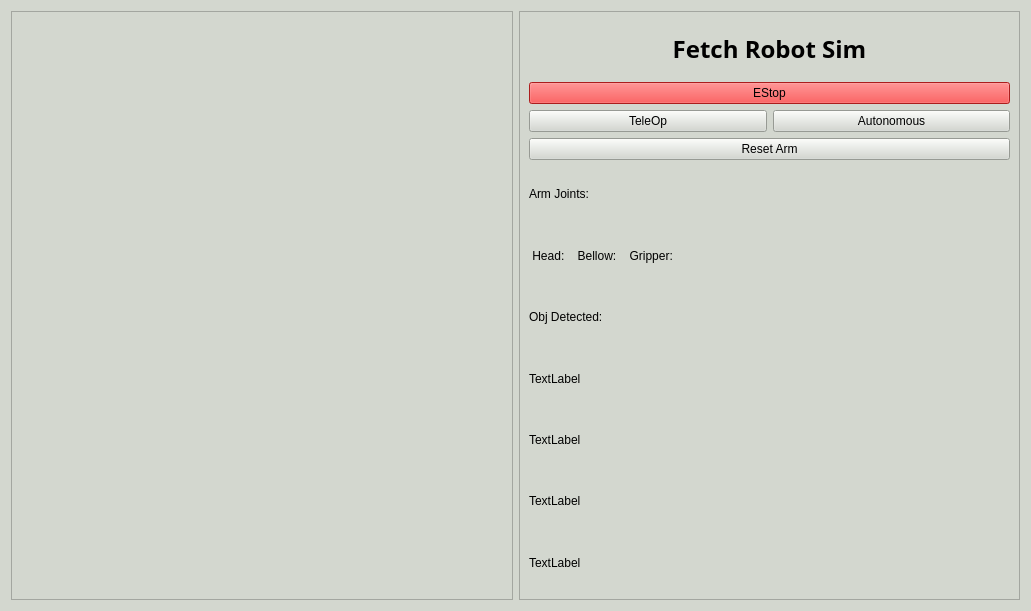
Qt form fetch_robot_sim/scripts/gui/ui/control.ui (GeorgeSheslow/Sensors_and_Control_Fetch_Robot) before a commit.
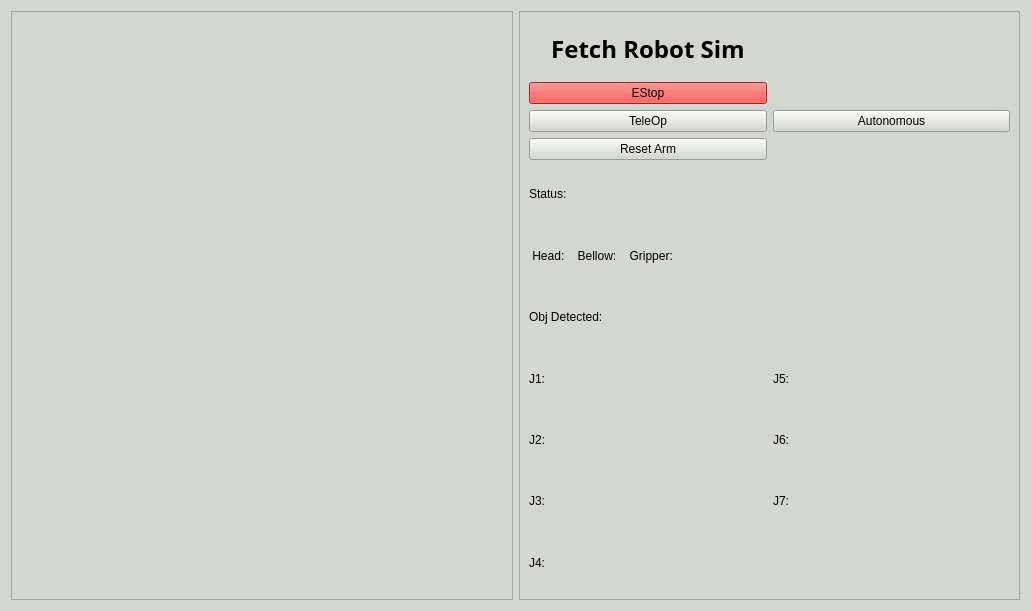
The same form after that commit.

Commit message: Teleop sliders work, move buttons almost complete

What changed in the file:
```diff
--- a/fetch_robot_sim/scripts/gui/ui/control.ui
+++ b/fetch_robot_sim/scripts/gui/ui/control.ui
@@ -67,14 +67,7 @@
       <enum>QFrame::Raised</enum>
      </property>
      <layout class="QGridLayout" name="gridLayout">
-      <item row="8" column="0">
-       <widget class="QLabel" name="label_5">
-        <property name="text">
-         <string>TextLabel</string>
-        </property>
-       </widget>
-      </item>
-      <item row="0" column="0" colspan="2">
+      <item row="0" column="0">
        <widget class="QLabel" name="label">
         <property name="font">
          <font>
@@ -92,7 +85,7 @@
         </property>
        </widget>
       </item>
-      <item row="1" column="0" colspan="2">
+      <item row="1" column="0">
        <widget class="QPushButton" name="Estop_Button">
         <property name="styleSheet">
          <string notr="true">background-color: rgb(239, 41, 41);</string>
@@ -102,66 +95,94 @@
         </property>
        </widget>
       </item>
-      <item row="7" column="0">
-       <widget class="QLabel" name="label_4">
-        <property name="text">
-         <string>Obj Detected:</string>
-        </property>
-       </widget>
-      </item>
-      <item row="5" column="0">
-       <widget class="QLabel" name="label_2">
-        <property name="text">
-         <string>Arm Joints:</string>
-        </property>
-       </widget>
-      </item>
-      <item row="9" column="0">
-       <widget class="QLabel" name="label_6">
-        <property name="text">
-         <string>TextLabel</string>
-        </property>
-       </widget>
-      </item>
-      <item row="3" column="0">
+      <item row="2" column="0">
        <widget class="QPushButton" name="TeleOp_Button">
         <property name="text">
          <string>TeleOp</string>
         </property>
        </widget>
       </item>
-      <item row="3" column="1">
+      <item row="2" column="1">
        <widget class="QPushButton" name="Auto_Button">
         <property name="text">
          <string>Autonomous</string>
         </property>
        </widget>
       </item>
-      <item row="6" column="0">
+      <item row="3" column="0">
+       <widget class="QPushButton" name="Arm_Reset_Button">
+        <property name="text">
+         <string>Reset Arm</string>
+        </property>
+       </widget>
+      </item>
+      <item row="4" column="0">
+       <widget class="QLabel" name="label_2">
+        <property name="text">
+         <string>Status:</string>
+        </property>
+       </widget>
+      </item>
+      <item row="5" column="0">
        <widget class="QLabel" name="label_3">
         <property name="text">
          <string> Head:    Bellow:    Gripper:</string>
         </property>
        </widget>
       </item>
-      <item row="10" column="0">
-       <widget class="QLabel" name="label_7">
+      <item row="6" column="0">
+       <widget class="QLabel" name="label_4">
         <property name="text">
-         <string>TextLabel</string>
+         <string>Obj Detected:</string>
+        </property>
+       </widget>
+      </item>
+      <item row="7" column="0">
+       <widget class="QLabel" name="J1_label">
+        <property name="text">
+         <string>J1:</string>
+        </property>
+       </widget>
+      </item>
+      <item row="7" column="1">
+       <widget class="QLabel" name="J5_label">
+        <property name="text">
+         <string>J5:</string>
+        </property>
+       </widget>
+      </item>
+      <item row="8" column="0">
+       <widget class="QLabel" name="J2_label">
+        <property name="text">
+         <string>J2:</string>
+        </property>
+       </widget>
+      </item>
+      <item row="8" column="1">
+       <widget class="QLabel" name="J6_label">
+        <property name="text">
+         <string>J6:</string>
+        </property>
+       </widget>
+      </item>
+      <item row="9" column="1">
+       <widget class="QLabel" name="J7_label">
+        <property name="text">
+         <string>J7:</string>
         </property>
        </widget>
       </item>
       <item row="11" column="0">
-       <widget class="QLabel" name="label_8">
+       <widget class="QLabel" name="J4_label">
         <property name="text">
-         <string>TextLabel</string>
+         <string>J4:</string>
         </property>
        </widget>
       </item>
-      <item row="4" column="0" colspan="2">
-       <widget class="QPushButton" name="Arm_Reset_Button">
+      <item row="9" column="0">
+       <widget class="QLabel" name="J3_label">
         <property name="text">
-         <string>Reset Arm</string>
+         <string>J3:</string>
         </property>
        </widget>
       </item>
```
The commit also changes 13 other files.
